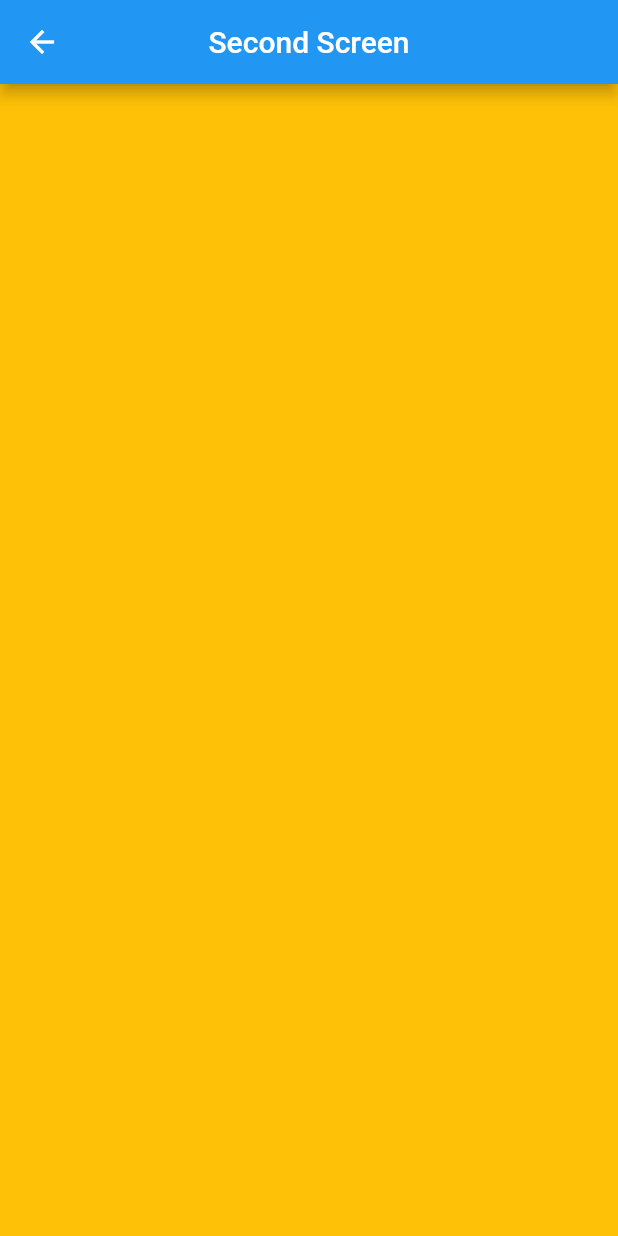
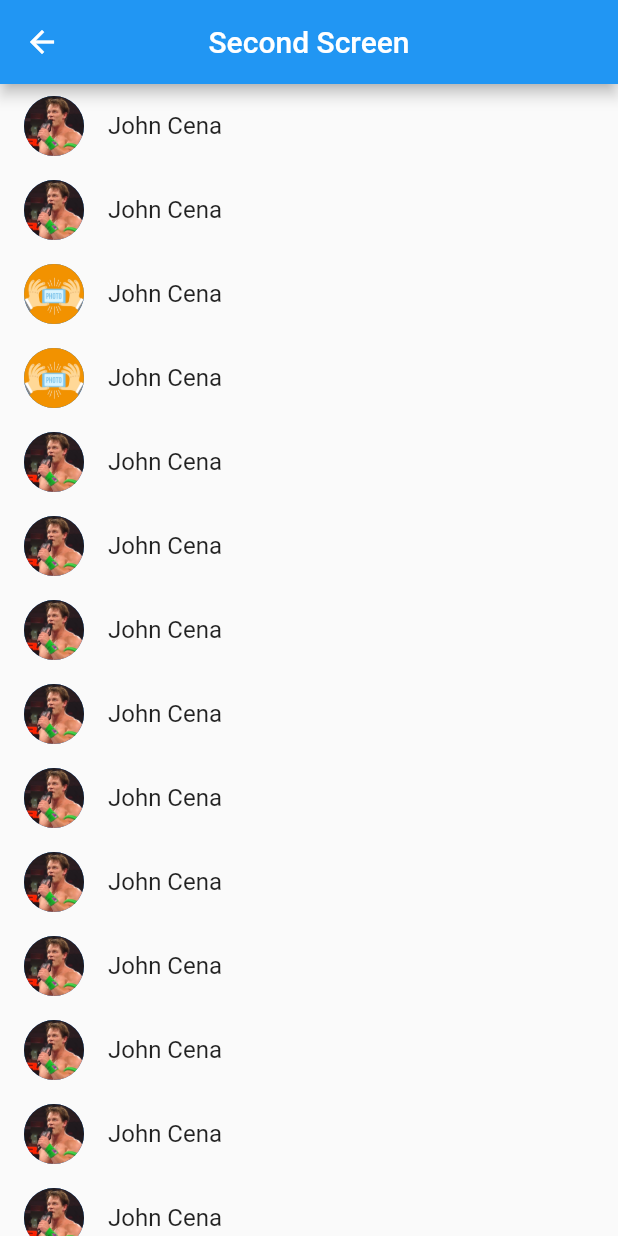
Before and after one commit to vedantharshu/Flutter-Basic, a Flutter app: the secondScreen screen opened directly, on a phone screen of 412 x 824 dp. Run offline on Flutter 3.47's test engine with Material 2 defaults, Android fonts, the phone set to English and light mode, and no system bars.

Commit message:
Custom List Added

```diff
--- a/lib/secondscreen.dart
+++ b/lib/secondscreen.dart
@@ -1,20 +1,58 @@
+import 'package:flutter/cupertino.dart';
 import 'package:flutter/material.dart';
 import 'package:flutter/rendering.dart';
 
 class secondScreen extends StatefulWidget {
+
   @override
   _secondScreenState createState() => _secondScreenState();
 }
 
 class _secondScreenState extends State<secondScreen> {
+  List<ListItem> items= [
+    ListItem("assets/cena.jpg"),
+    ListItem("assets/cena.jpg"),
+    ListItem("assets/img.jpg"),
+    ListItem("assets/img.jpg")
+  ];
+
+
   @override
   Widget build(BuildContext context) {
+    for(int i=0;i<10;i++){
+      items.add(ListItem("assets/cena.jpg"));
+    }
+
     return Scaffold(
-      backgroundColor: Colors.amber,
       appBar: AppBar(
         title: Text('Second Screen'),
         centerTitle: true,
       ),
+      body:ListView.builder(
+              itemCount: items.length,
+              itemBuilder: (context, index) {
+                return ListTile(
+                    leading: items[index].buildList(context),
+                    title: items[index].buildtext(context),
+                );
+            }
+          )
+      );
+  }
+}
+//assets/cena.jpg
+class ListItem{
+  String image;
+  ListItem(this.image);
+  Widget buildList(BuildContext context){
+    return CircleAvatar(
+          backgroundImage: AssetImage(image),
+          radius: 20.0,
+        );
+  }
+  Widget buildtext(BuildContext context){
+    return Text(
+      'John Cena'
     );
   }
 }
```
